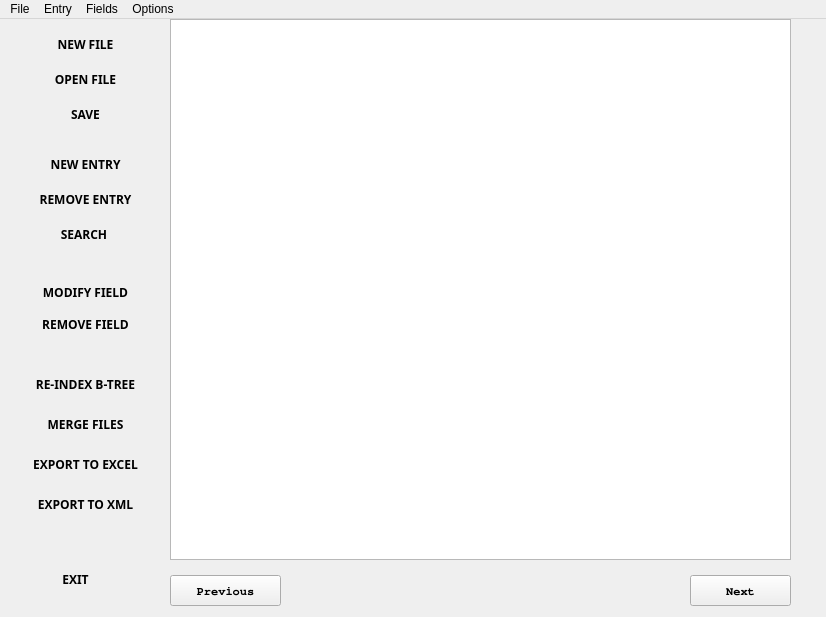
Qt form Main.ui (mendoza/hotcake) before a commit.
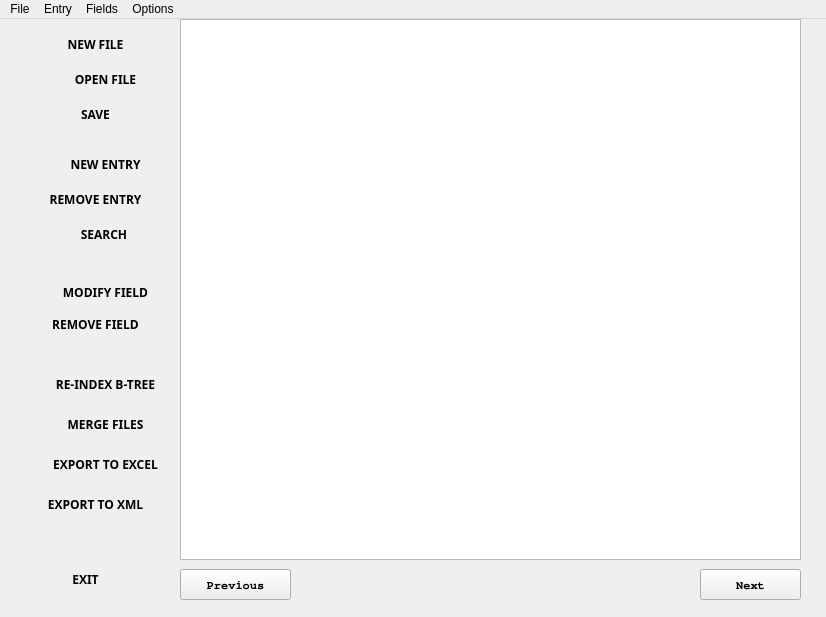
The same form after that commit. Icons and pictures are not drawn.

Diff of the .ui file:
```diff
--- a/Main.ui
+++ b/Main.ui
@@ -21,7 +21,7 @@
    <widget class="QPushButton" name="bNewFile">
     <property name="geometry">
      <rect>
-      <x>10</x>
+      <x>20</x>
       <y>10</y>
       <width>151</width>
       <height>31</height>
@@ -70,7 +70,7 @@
    <widget class="QPushButton" name="bOpenFile">
     <property name="geometry">
      <rect>
-      <x>10</x>
+      <x>30</x>
       <y>40</y>
       <width>151</width>
       <height>41</height>
@@ -103,7 +103,7 @@
    <widget class="QPushButton" name="bSave">
     <property name="geometry">
      <rect>
-      <x>10</x>
+      <x>20</x>
       <y>80</y>
       <width>151</width>
       <height>31</height>
@@ -136,7 +136,7 @@
    <widget class="QPushButton" name="bExit">
     <property name="geometry">
      <rect>
-      <x>10</x>
+      <x>20</x>
       <y>540</y>
       <width>131</width>
       <height>41</height>
@@ -172,7 +172,7 @@
     </property>
     <property name="geometry">
      <rect>
-      <x>170</x>
+      <x>180</x>
       <y>0</y>
       <width>621</width>
       <height>541</height>
@@ -185,8 +185,8 @@
    <widget class="QPushButton" name="Next_button">
     <property name="geometry">
      <rect>
-      <x>690</x>
-      <y>556</y>
+      <x>700</x>
+      <y>550</y>
       <width>101</width>
       <height>31</height>
      </rect>
@@ -215,8 +215,8 @@
    <widget class="QPushButton" name="Previous_button">
     <property name="geometry">
      <rect>
-      <x>170</x>
-      <y>556</y>
+      <x>180</x>
+      <y>550</y>
       <width>111</width>
       <height>31</height>
      </rect>
@@ -251,7 +251,7 @@
    <widget class="QPushButton" name="bNewEntry">
     <property name="geometry">
      <rect>
-      <x>10</x>
+      <x>30</x>
       <y>130</y>
       <width>151</width>
       <height>31</height>
@@ -284,7 +284,7 @@
    <widget class="QPushButton" name="bRemoveEntry">
     <property name="geometry">
      <rect>
-      <x>10</x>
+      <x>20</x>
       <y>160</y>
       <width>151</width>
       <height>41</height>
@@ -317,7 +317,7 @@
    <widget class="QPushButton" name="bSearch">
     <property name="geometry">
      <rect>
-      <x>10</x>
+      <x>30</x>
       <y>200</y>
       <width>151</width>
       <height>31</height>
@@ -350,7 +350,7 @@
    <widget class="QPushButton" name="bModifyField">
     <property name="geometry">
      <rect>
-      <x>10</x>
+      <x>30</x>
       <y>260</y>
       <width>151</width>
       <height>27</height>
@@ -383,7 +383,7 @@
    <widget class="QPushButton" name="bRemoveField">
     <property name="geometry">
      <rect>
-      <x>10</x>
+      <x>20</x>
       <y>290</y>
       <width>151</width>
       <height>31</height>
@@ -416,7 +416,7 @@
    <widget class="QPushButton" name="bExportExcel">
     <property name="geometry">
      <rect>
-      <x>10</x>
+      <x>30</x>
       <y>430</y>
       <width>151</width>
       <height>31</height>
@@ -449,7 +449,7 @@
    <widget class="QPushButton" name="bExportXml">
     <property name="geometry">
      <rect>
-      <x>10</x>
+      <x>20</x>
       <y>470</y>
       <width>151</width>
       <height>31</height>
@@ -482,7 +482,7 @@
    <widget class="QPushButton" name="bMergeFiles">
     <property name="geometry">
      <rect>
-      <x>10</x>
+      <x>30</x>
       <y>390</y>
       <width>151</width>
       <height>31</height>
@@ -515,7 +515,7 @@
    <widget class="QPushButton" name="bReIndexBtree">
     <property name="geometry">
      <rect>
-      <x>10</x>
+      <x>30</x>
       <y>350</y>
       <width>151</width>
       <height>31</height>
```
